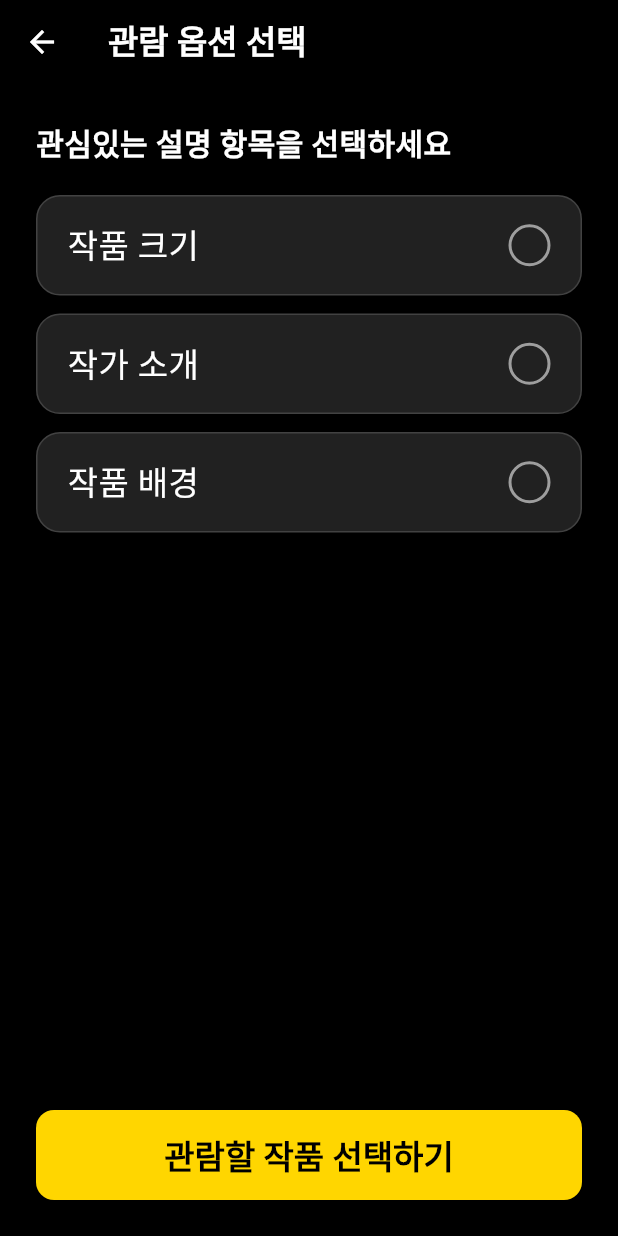
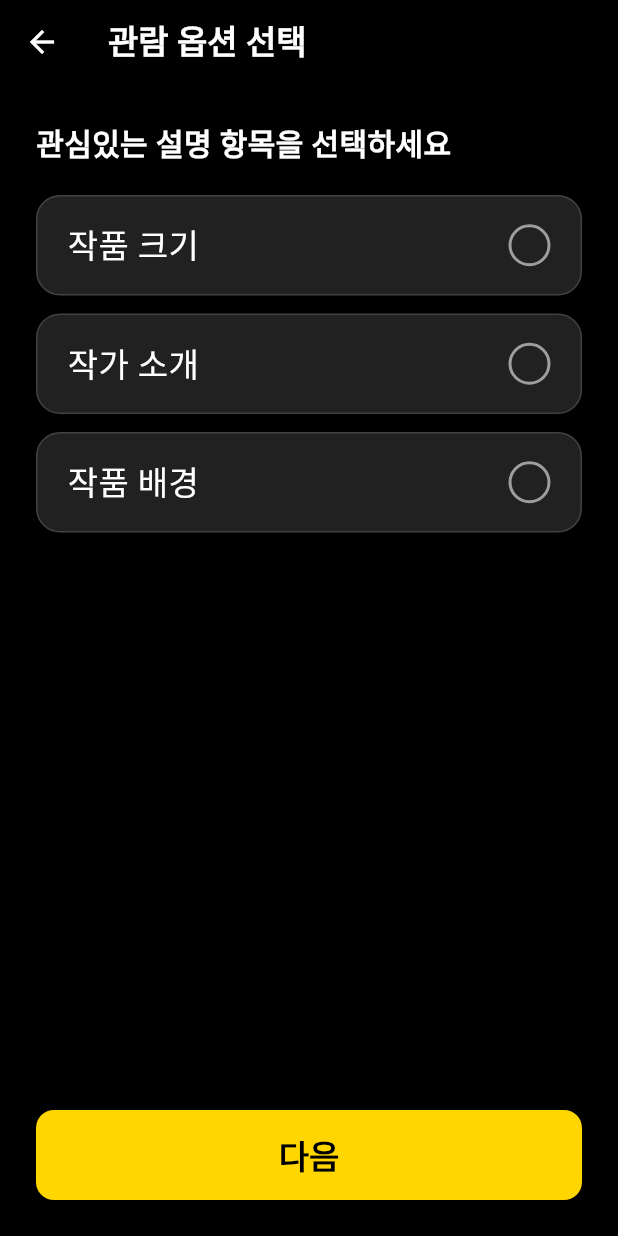
Before and after one commit to snuscsr/for_all, a Flutter app: the OptionScreen screen opened by its route, on a phone screen of 412 x 824 dp. Run offline on Flutter 3.47's test engine with Material 3 defaults, Android fonts, the phone set to English and light mode, and no system bars; our stand-ins replace audioplayers, flutter_bluetooth_serial, vibration.

```diff
--- a/for_all1/lib/screens/option_screen.dart
+++ b/for_all1/lib/screens/option_screen.dart
@@ -121,7 +121,7 @@ class OptionScreen extends StatelessWidget {
                 onPressed: () {
                   Navigator.pushNamed(context, '/artworks');
                 },
-                child: const Text('관람할 작품 선택하기'),
+                child: const Text('다음'),
               ),
             ),
           ],
```
Also changed, not shown: 1 other file.
